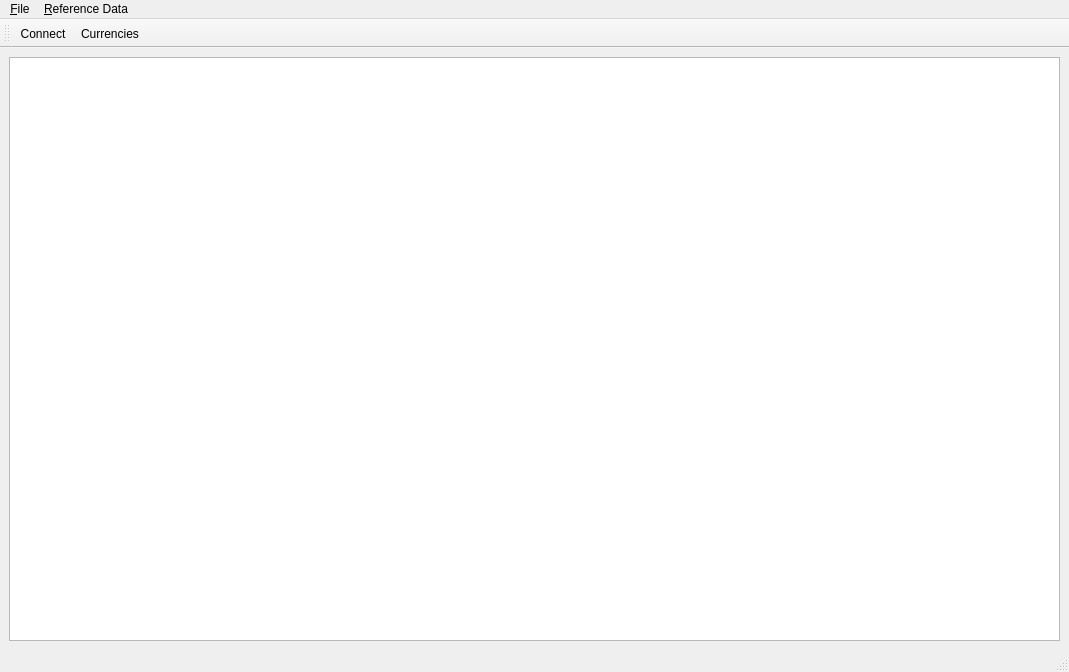
First picture: the form in projects/ores.qt/MainWindow.ui, repository OreStudio/OreStudio, before the edit.
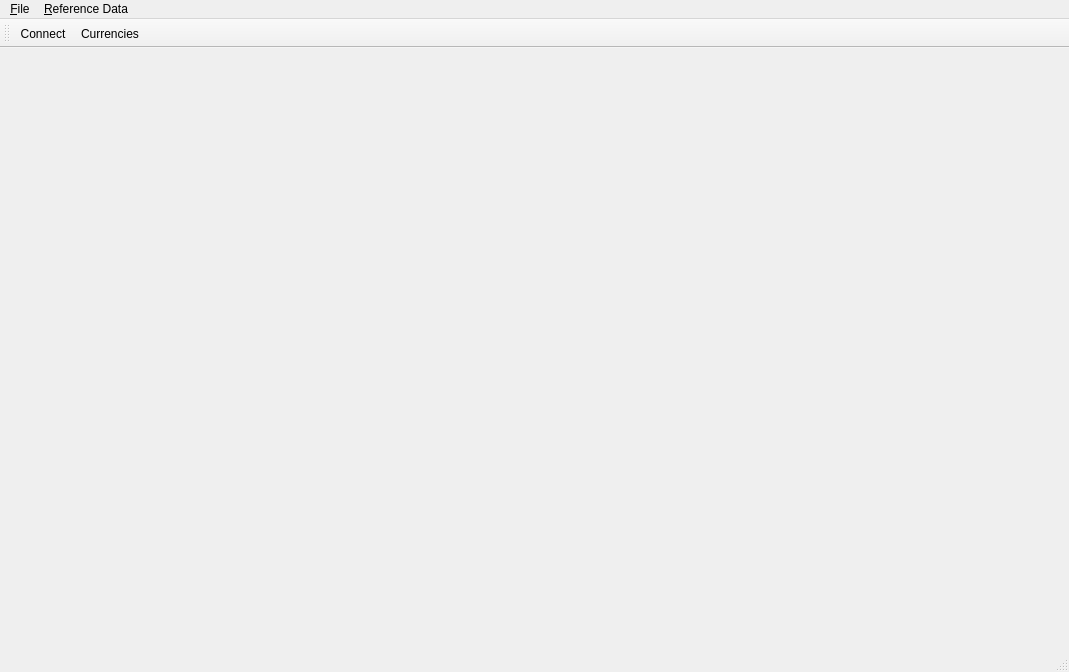
Second picture: the form after the edit. Icons and pictures are not drawn.

Commit message: [qt] Remove tree widget, maximise currencies on open

```diff
--- a/projects/ores.qt/MainWindow.ui
+++ b/projects/ores.qt/MainWindow.ui
@@ -16,18 +16,7 @@
   <widget class="QWidget" name="centralwidget">
    <layout class="QHBoxLayout" name="horizontalLayout_2">
     <item>
-     <layout class="QHBoxLayout" name="horizontalLayout" stretch="1,3">
-      <item>
-       <layout class="QVBoxLayout" name="verticalLayout_2">
-        <item>
-         <widget class="QTreeView" name="treeView"/>
-        </item>
-       </layout>
-      </item>
-      <item>
-       <layout class="QHBoxLayout" name="horizontalLayout_3"/>
-      </item>
-     </layout>
+     <layout class="QHBoxLayout" name="horizontalLayout_3"/>
     </item>
    </layout>
   </widget>
```
The commit also changes 1 other file.
